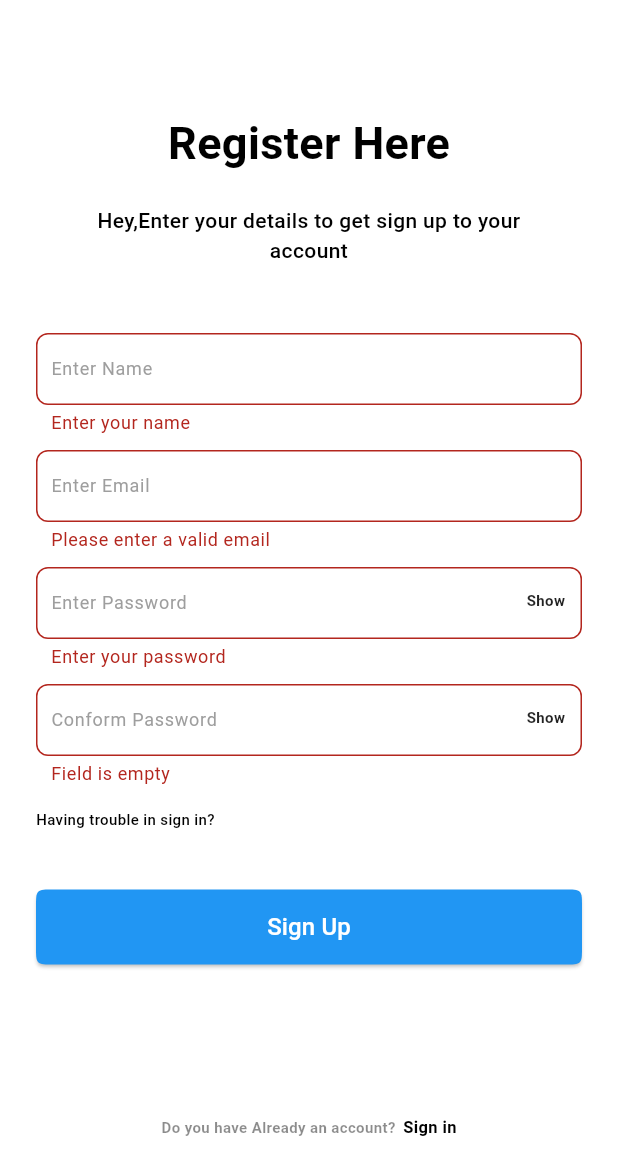
After one commit to SahadMPP/list_manage_app, a Flutter app: the SignUpPage screen opened directly, after a tap on "Sign Up", on a phone screen of 412 x 824 dp. The commit adds this screen. Shown: the top 1175 px of the screen. Run offline on Flutter 3.47's test engine with Material 3 defaults, Android fonts, the phone set to English and light mode, and no system bars; our stand-ins replace google_fonts.

Commit message:
sign in and splash ui

```diff
--- /dev/null
+++ b/lib/application/features/auth/signup/ui/signup_ui.dart
@@ -0,0 +1,155 @@
+
+import 'package:flutter/material.dart';
+import 'package:google_fonts/google_fonts.dart';
+import 'package:list_app/application/core/widgets/custom_button.dart';
+import 'package:list_app/application/features/auth/widgets/custum_textfield.dart';
+
+class SignUpPage extends StatefulWidget {
+  const SignUpPage({super.key});
+
+  @override
+  State<SignUpPage> createState() => _SignUpPageState();
+}
+
+class _SignUpPageState extends State<SignUpPage> {
+  TextEditingController passwordConformationCon = TextEditingController();
+  TextEditingController namecontroller = TextEditingController();
+  TextEditingController emailcontroller = TextEditingController();
+  TextEditingController passwordcontroller = TextEditingController();
+
+  GlobalKey<FormState> fromKey = GlobalKey<FormState>();
+
+  @override
+  Widget build(BuildContext context) {
+    return Scaffold(
+      backgroundColor: Colors.white,
+      body: SingleChildScrollView(
+        child: Padding(
+          padding: const EdgeInsets.all(24.0),
+          child: Column(
+            children: [
+              const SizedBox(height: 50),
+              Align(
+                alignment: Alignment.topCenter,
+                child: Text(
+                  "Register Here",
+                  style: GoogleFonts.aBeeZee(
+                    textStyle: const TextStyle(
+                        color: Colors.black,
+                        fontSize: 30,
+                        fontWeight: FontWeight.bold),
+                  ),
+                ),
+              ),
+              const SizedBox(height: 20),
+              Padding(
+                padding: const EdgeInsets.symmetric(horizontal: 30),
+                child: Text(
+                  "Hey,Enter your details to get sign up to your account",
+                  textAlign: TextAlign.center,
+                  style: GoogleFonts.aBeeZee(
+                    textStyle: const TextStyle(
+                        color: Colors.black,
+                        fontSize: 14,
+                        fontWeight: FontWeight.w500),
+                  ),
+                ),
+              ),
+              const SizedBox(height: 40),
+              Form(
+                key: fromKey,
+                child: Column(
+                  children: [
+                    CustomTextField(
+                        validatorText: 'Enter your name',
+                        controller: namecontroller,
+                        hintText: "Enter Name",
+                        isPassword: false),
+                    CustomTextField(
+                        isEmail: true,
+                        validatorText: 'Enter your email',
+                        controller: emailcontroller,
+                        hintText: "Enter Email",
+                        isPassword: false),
+                    CustomTextField(
+                        validatorText: 'Enter your password',
+                        controller: passwordcontroller,
+                        hintText: "Enter Password",
+                        isPassword: true),
+                    CustomTextField(
+                        validatorText: 'Field is empty',
+                        controller: passwordConformationCon,
+                        hintText: "Conform Password",
+                        isPassword: true),
+                  ],
+                ),
+              ),
+              const SizedBox(height: 10),
+              Align(
+                alignment: Alignment.centerLeft,
+                child: Text(
+                  'Having trouble in sign in?',
+                  style: GoogleFonts.aBeeZee(
+                    textStyle: const TextStyle(
+                        color: Colors.black,
+                        fontSize: 10,
+                        fontWeight: FontWeight.w500),
+                  ),
+                ),
+              ),
+              const SizedBox(height: 40),
+              CustomButton(
+                  text: "Sign Up",
+                  fun: () {
+                    if (fromKey.currentState!.validate()) {
+                      if (passwordConformationCon.text !=
+                          passwordcontroller.text) {
+                        ScaffoldMessenger.of(context)
+                            .showSnackBar(const SnackBar(
+                          content: Text(
+                            "conform password does not match",
+                            style: TextStyle(color: Colors.white),
+                          ),
+                          backgroundColor: Colors.red,
+                          margin: EdgeInsets.all(8),
+                          behavior: SnackBarBehavior.floating,
+                        ));
+                        return;
+                      }
+                    }
+                  }),
+              const SizedBox(height: 100),
+              Row(
+                mainAxisAlignment: MainAxisAlignment.center,
+                children: [
+                  Text(
+                    'Do you have Already an account?',
+                    style: GoogleFonts.aBeeZee(
+                      textStyle: const TextStyle(
+                          color: Colors.black45,
+                          fontSize: 10,
+                          fontWeight: FontWeight.w600),
+                    ),
+                  ),
+                  const SizedBox(width: 5),
+                  InkWell(
+                    onTap: () {},
+                    child: Text(
+                      'Sign in',
+                      style: GoogleFonts.aBeeZee(
+                        textStyle: const TextStyle(
+                            color: Colors.black,
+                            fontSize: 11,
+                            fontWeight: FontWeight.w600),
+                      ),
+                    ),
+                  ),
+                ],
+              ),
+            ],
+          ),
+        ),
+      ),
+    );
+  }
+}
--- /dev/null
+++ b/lib/application/features/auth/splash/ui/splash_ui.dart
@@ -0,0 +1,13 @@
+import 'package:flutter/material.dart';
+
+class SplashScreen extends StatelessWidget {
+  const SplashScreen({super.key});
+
+  @override
+  Widget build(BuildContext context) {
+    return Scaffold(
+      backgroundColor: Colors.white,
+      body: Center(child: SizedBox(height: 100,width: 100,child: Image.asset('asset/images/list_app_icon.png'),)),
+    );
+  }
+}
--- a/lib/main.dart
+++ b/lib/main.dart
@@ -1,5 +1,5 @@
 import 'package:flutter/material.dart';
-import 'package:list_app/application/features/auth/signin/ui/sign_ui.dart';
+import 'package:list_app/application/features/auth/splash/ui/splash_ui.dart';
 
 void main() {
   runApp(const MyApp());
@@ -11,7 +11,7 @@ class MyApp extends StatelessWidget {
   @override
   Widget build(BuildContext context) {
     return const MaterialApp(
-      home: SignInPage(),
+      home: SplashScreen(),
     );
   }
 }
--- a/pubspec.yaml
+++ b/pubspec.yaml
@@ -54,9 +54,8 @@ flutter:
   # the material Icons class.
   uses-material-design: true
   # To add assets to your application, add an assets section, like this:
-  # assets:
-  #   - images/a_dot_burr.jpeg
-  #   - images/a_dot_ham.jpeg
+  assets:
+    - asset/images/
   # An image asset can refer to one or more resolution-specific "variants", see
   # https://flutter.dev/assets-and-images/#resolution-aware
   # For details regarding adding assets from package dependencies, see
```
Also changed, not shown: asset/images/list_app_icon.png (added).
